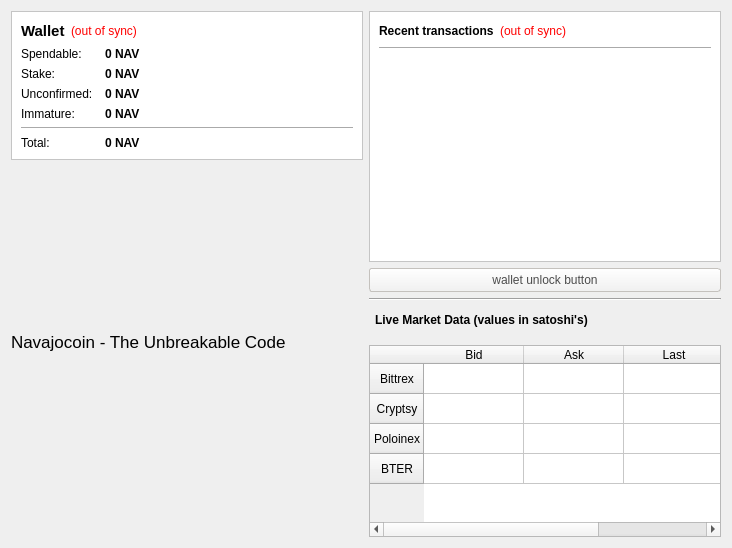
Before: the Qt Designer form src/qt/forms/overviewpage.ui in pakage/navajocoin, drawn with Qt 5.
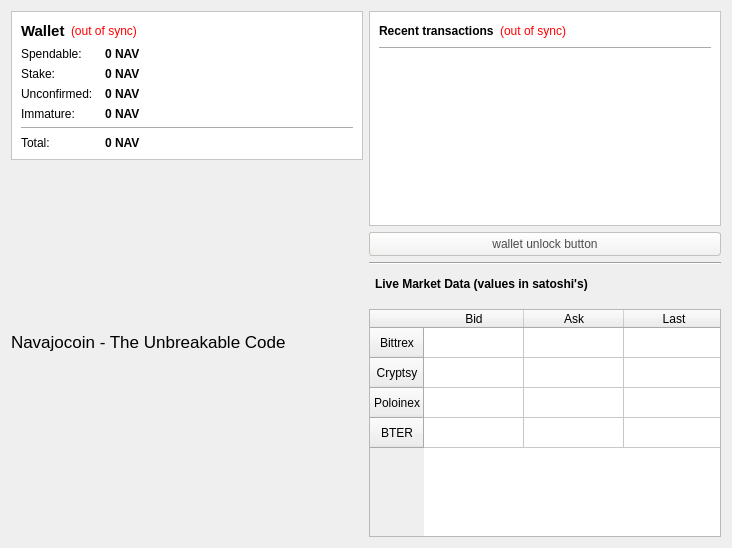
After: the same form once the commit is applied. Icons and pictures are not drawn.

Patch:
```diff
--- a/src/qt/forms/overviewpage.ui
+++ b/src/qt/forms/overviewpage.ui
@@ -549,14 +549,8 @@
         <layout class="QHBoxLayout" name="horizontalLayout_8">
          <item>
           <widget class="QTableWidget" name="marketTableWidget">
-           <property name="sizePolicy">
-            <sizepolicy hsizetype="Minimum" vsizetype="Minimum">
-             <horstretch>0</horstretch>
-             <verstretch>0</verstretch>
-            </sizepolicy>
-           </property>
            <property name="styleSheet">
-            <string notr="true"/>
+            <string notr="true">width:100%;</string>
            </property>
            <row>
             <property name="text">
@@ -621,6 +615,18 @@
             <property name="textAlignment">
              <set>AlignHCenter|AlignVCenter|AlignCenter</set>
             </property>
+            <property name="foreground">
+             <brush brushstyle="NoBrush">
+              <color alpha="255">
+               <red>0</red>
+               <green>0</green>
+               <blue>0</blue>
+              </color>
+             </brush>
+            </property>
+            <property name="flags">
+             <set>ItemIsSelectable</set>
+            </property>
            </item>
            <item row="0" column="1">
             <property name="text">
@@ -629,6 +635,9 @@
             <property name="textAlignment">
              <set>AlignHCenter|AlignVCenter|AlignCenter</set>
             </property>
+            <property name="flags">
+             <set>ItemIsSelectable</set>
+            </property>
            </item>
            <item row="0" column="2">
             <property name="text">
@@ -637,6 +646,9 @@
             <property name="textAlignment">
              <set>AlignHCenter|AlignVCenter|AlignCenter</set>
             </property>
+            <property name="flags">
+             <set>ItemIsSelectable</set>
+            </property>
            </item>
            <item row="1" column="0">
             <property name="text">
@@ -645,6 +657,9 @@
             <property name="textAlignment">
              <set>AlignHCenter|AlignVCenter|AlignCenter</set>
             </property>
+            <property name="flags">
+             <set>ItemIsSelectable</set>
+            </property>
            </item>
            <item row="1" column="1">
             <property name="text">
@@ -653,6 +668,9 @@
             <property name="textAlignment">
              <set>AlignHCenter|AlignVCenter|AlignCenter</set>
             </property>
+            <property name="flags">
+             <set>ItemIsSelectable</set>
+            </property>
            </item>
            <item row="1" column="2">
             <property name="text">
@@ -661,6 +679,9 @@
             <property name="textAlignment">
              <set>AlignHCenter|AlignVCenter|AlignCenter</set>
             </property>
+            <property name="flags">
+             <set>ItemIsSelectable</set>
+            </property>
            </item>
            <item row="2" column="0">
             <property name="text">
@@ -669,6 +690,9 @@
             <property name="textAlignment">
              <set>AlignHCenter|AlignVCenter|AlignCenter</set>
             </property>
+            <property name="flags">
+             <set>ItemIsSelectable</set>
+            </property>
            </item>
            <item row="2" column="1">
             <property name="text">
@@ -677,6 +701,9 @@
             <property name="textAlignment">
              <set>AlignHCenter|AlignVCenter|AlignCenter</set>
             </property>
+            <property name="flags">
+             <set>ItemIsSelectable</set>
+            </property>
            </item>
            <item row="2" column="2">
             <property name="text">
@@ -685,21 +712,42 @@
             <property name="textAlignment">
              <set>AlignHCenter|AlignVCenter|AlignCenter</set>
             </property>
+            <property name="flags">
+             <set>ItemIsSelectable</set>
+            </property>
            </item>
            <item row="3" column="0">
+            <property name="text">
+             <string/>
+            </property>
             <property name="textAlignment">
              <set>AlignHCenter|AlignVCenter|AlignCenter</set>
             </property>
+            <property name="flags">
+             <set>ItemIsSelectable</set>
+            </property>
            </item>
            <item row="3" column="1">
+            <property name="text">
+             <string/>
+            </property>
             <property name="textAlignment">
              <set>AlignHCenter|AlignVCenter|AlignCenter</set>
             </property>
+            <property name="flags">
+             <set>ItemIsSelectable</set>
+            </property>
            </item>
            <item row="3" column="2">
+            <property name="text">
+             <string/>
+            </property>
             <property name="textAlignment">
              <set>AlignHCenter|AlignVCenter|AlignCenter</set>
             </property>
+            <property name="flags">
+             <set>ItemIsSelectable</set>
+            </property>
            </item>
           </widget>
          </item>
```
Left out of the diff: 2 changed lines with no effect on the pictures.
